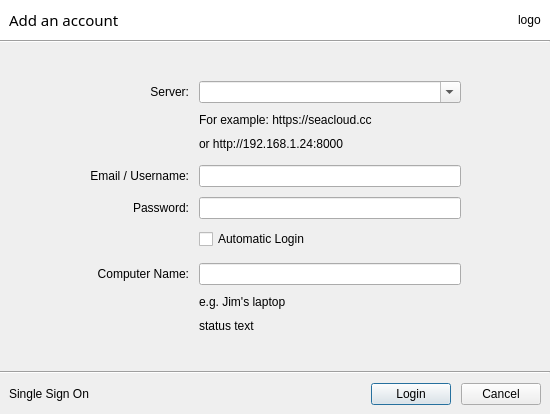
The window that ui/login-dialog.ui (haiwen/seafile-client) describes before a commit, drawn with Qt 5.
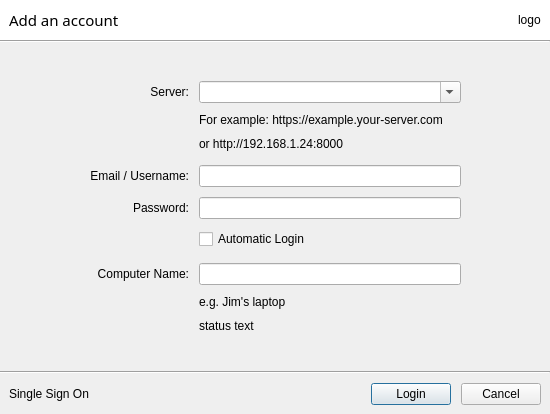
The same window after the commit.

Commit message: Update the example server address (#1538)

The edit to the form file:
```diff
--- a/ui/login-dialog.ui
+++ b/ui/login-dialog.ui
@@ -150,7 +150,7 @@
             <number>1</number>
            </property>
            <property name="text">
-            <string>&lt;html&gt;&lt;head/&gt;&lt;body&gt;&lt;p&gt;For example: https://seacloud.cc&lt;/p&gt;&lt;/body&gt;&lt;/html&gt;</string>
+            <string>&lt;html&gt;&lt;head/&gt;&lt;body&gt;&lt;p&gt;For example: https://example.your-server.com&lt;/p&gt;&lt;/body&gt;&lt;/html&gt;</string>
            </property>
            <property name="textFormat">
             <enum>Qt::AutoText</enum>
```
The commit also changes 31 other files.
